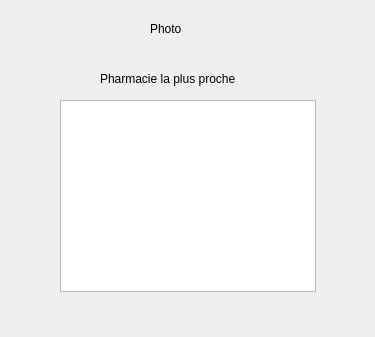
First picture: the form in GeoStation_Projet/pharmaciemozaicwidget.ui, repository SoheibBiga/GeoStation, before the edit.
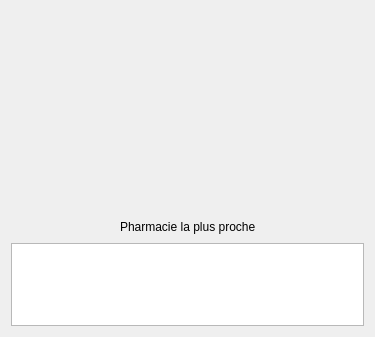
Second picture: the form after the edit. Custom widgets are drawn as their Qt base class.

```diff
--- a/GeoStation_Projet/pharmaciemozaicwidget.ui
+++ b/GeoStation_Projet/pharmaciemozaicwidget.ui
@@ -13,42 +13,65 @@
   <property name="windowTitle">
    <string>Form</string>
   </property>
-  <widget class="tableauwidget" name="tableWidget">
-   <property name="geometry">
-    <rect>
-     <x>60</x>
-     <y>100</y>
-     <width>256</width>
-     <height>192</height>
-    </rect>
-   </property>
-  </widget>
-  <widget class="QLabel" name="label">
-   <property name="geometry">
-    <rect>
-     <x>100</x>
-     <y>70</y>
-     <width>169</width>
-     <height>17</height>
-    </rect>
-   </property>
-   <property name="text">
-    <string>Pharmacie la plus proche</string>
-   </property>
-  </widget>
-  <widget class="QLabel" name="label_photo">
-   <property name="geometry">
-    <rect>
-     <x>150</x>
-     <y>20</y>
-     <width>42</width>
-     <height>17</height>
-    </rect>
-   </property>
-   <property name="text">
-    <string>Photo</string>
-   </property>
-  </widget>
+  <layout class="QHBoxLayout" name="horizontalLayout_2">
+   <item>
+    <layout class="QVBoxLayout" name="verticalLayout">
+     <item>
+      <widget class="QLabel" name="label_photo">
+       <property name="minimumSize">
+        <size>
+         <width>200</width>
+         <height>200</height>
+        </size>
+       </property>
+       <property name="text">
+        <string/>
+       </property>
+      </widget>
+     </item>
+     <item>
+      <layout class="QHBoxLayout" name="horizontalLayout">
+       <item>
+        <spacer name="horizontalSpacer">
+         <property name="orientation">
+          <enum>Qt::Horizontal</enum>
+         </property>
+         <property name="sizeHint" stdset="0">
+          <size>
+           <width>40</width>
+           <height>20</height>
+          </size>
+         </property>
+        </spacer>
+       </item>
+       <item>
+        <widget class="QLabel" name="label">
+         <property name="text">
+          <string>Pharmacie la plus proche</string>
+         </property>
+        </widget>
+       </item>
+       <item>
+        <spacer name="horizontalSpacer_2">
+         <property name="orientation">
+          <enum>Qt::Horizontal</enum>
+         </property>
+         <property name="sizeHint" stdset="0">
+          <size>
+           <width>40</width>
+           <height>20</height>
+          </size>
+         </property>
+        </spacer>
+       </item>
+      </layout>
+     </item>
+     <item>
+      <widget class="tableauwidget" name="tableWidget"/>
+     </item>
+    </layout>
+   </item>
+  </layout>
  </widget>
  <customwidgets>
   <customwidget>
```
